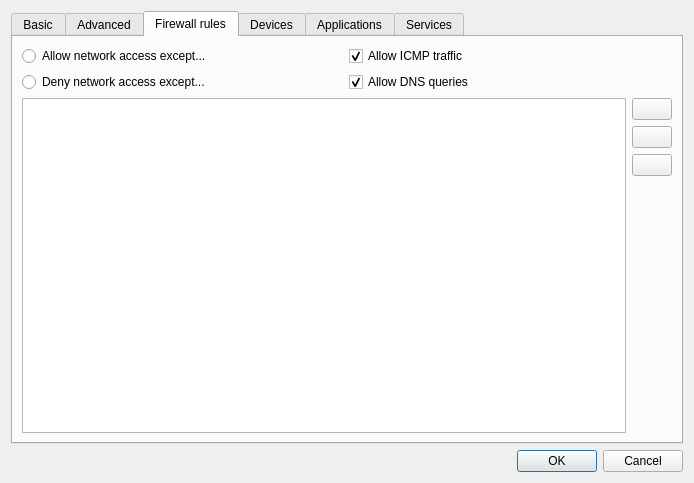
Before: the Qt Designer form settingsdlg.ui in QubesOS/qubes-manager, drawn with Qt 5.
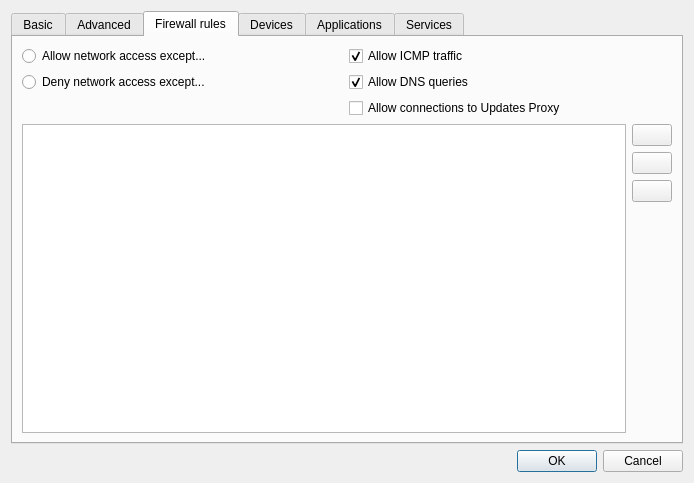
After: the same form once the commit is applied. The open tabs and pages were chosen to show the change. Icons and pictures are not drawn.

Commit message: Add "Allow connections to Updates Proxy" firewall setting (#582)

```diff
--- a/settingsdlg.ui
+++ b/settingsdlg.ui
@@ -648,7 +648,7 @@
            </property>
           </widget>
          </item>
-         <item row="2" column="0" colspan="2">
+         <item row="3" column="0" colspan="2">
           <layout class="QHBoxLayout" name="horizontalLayout_2">
            <property name="sizeConstraint">
             <enum>QLayout::SetMaximumSize</enum>
@@ -758,6 +758,13 @@
            </item>
           </layout>
          </item>
+         <item row="2" column="1">
+          <widget class="QCheckBox" name="yumproxyCheckBox">
+           <property name="text">
+            <string>Allow connections to Updates Proxy</string>
+           </property>
+          </widget>
+         </item>
         </layout>
        </widget>
        <widget class="QWidget" name="devices_tab">
```
Left out of the diff: 2 changed lines with no effect on the pictures. The commit also changes 2 other files.
